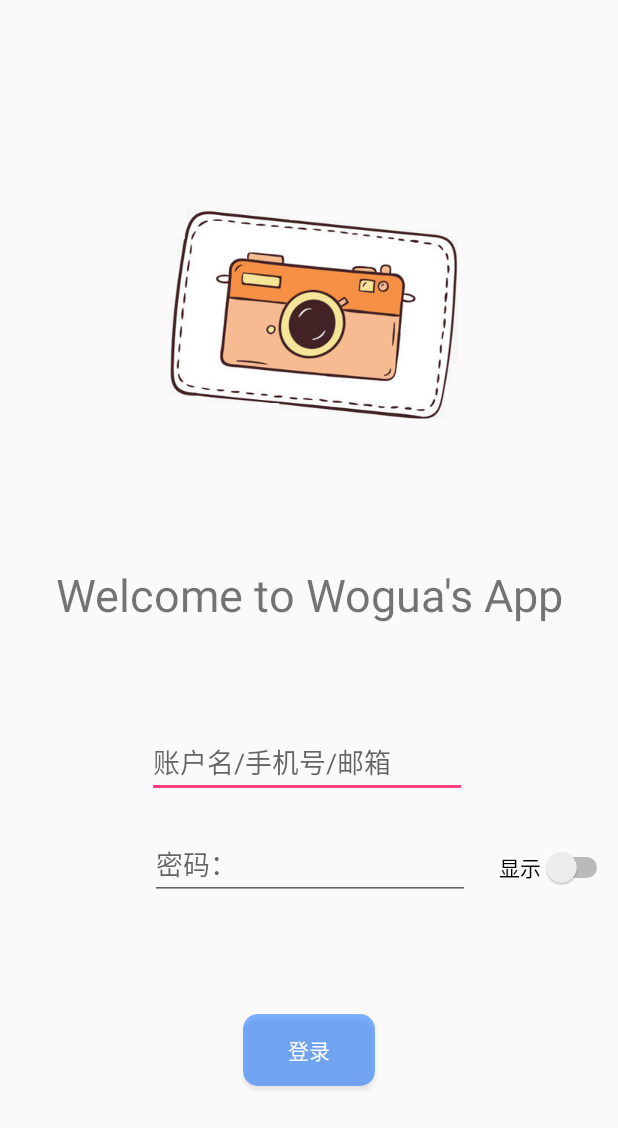
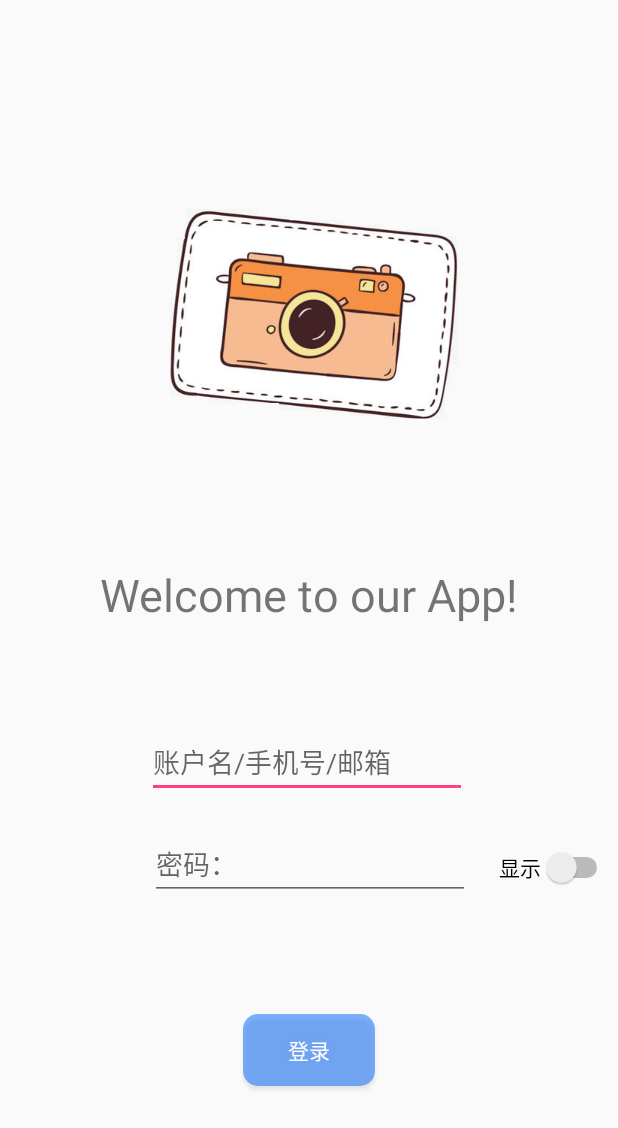
Before and after one commit to Woguagua/miniDouyin, an Android app: the screen it shows after launch (WelcomeActivity), on a phone screen of 412 x 824 dp. Shown: the top 1128 px of the screen. Run offline under Robolectric (Android 15) with nearby library versions, the phone set to English and light mode, and no system bars; our stand-ins replace ButterKnife; libraries missing offline, so code that uses them is left out: com.danikula.videocache.

Commit message:
小修改，登陆界面的text改了一下

```diff
--- a/app/src/main/res/layout/activity_welcome.xml
+++ b/app/src/main/res/layout/activity_welcome.xml
@@ -10,7 +10,7 @@
         android:id="@+id/tv_title"
         android:layout_width="wrap_content"
         android:layout_height="wrap_content"
-        android:text="Welcome to Wogua's App"
+        android:text="Welcome to our App!"
         android:textSize="30sp"
         app:layout_constraintBottom_toBottomOf="parent"
         app:layout_constraintLeft_toLeftOf="parent"
```
